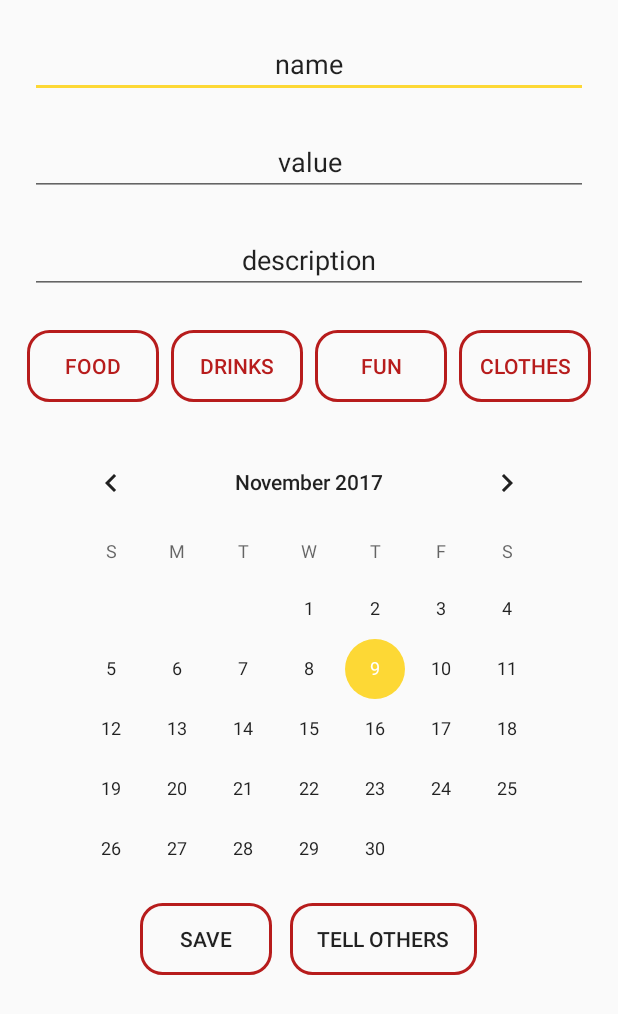
After one commit to VictorMotogna/para, an Android app: the layout activity_read_update_expense.xml on its own in the app's theme, with its tools: preview values and no code run, on a phone screen of 412 x 824 dp. The commit adds this screen. Shown: the top 1014 px of the screen. Run offline under Robolectric (Android 15) with nearby library versions, the phone set to English and light mode, and no system bars.

Commit message:
fix update

```diff
--- /dev/null
+++ b/app/src/main/res/layout/activity_read_update_expense.xml
@@ -0,0 +1,128 @@
+<?xml version="1.0" encoding="utf-8"?>
+<LinearLayout
+    xmlns:android="http://schemas.android.com/apk/res/android"
+    android:layout_width="match_parent"
+    android:layout_height="match_parent"
+    android:orientation="vertical"
+    android:layout_gravity="center">
+
+    <EditText
+        android:id="@+id/ru_expense_name"
+        android:layout_width="match_parent"
+        android:layout_height="wrap_content"
+        android:text="name"
+        android:textAlignment="center"
+        android:layout_marginLeft="20dp"
+        android:layout_marginRight="20dp"
+        android:layout_marginTop="20dp"/>
+
+    <EditText
+        android:id="@+id/ru_expense_value"
+        android:layout_width="match_parent"
+        android:layout_height="wrap_content"
+        android:text="value"
+        android:textAlignment="center"
+        android:layout_marginLeft="20dp"
+        android:layout_marginRight="20dp"
+        android:layout_marginTop="20dp"/>
+
+    <EditText
+        android:id="@+id/ru_expense_description"
+        android:layout_width="match_parent"
+        android:layout_height="wrap_content"
+        android:text="description"
+        android:textAlignment="center"
+        android:layout_marginLeft="20dp"
+        android:layout_marginRight="20dp"
+        android:layout_marginTop="20dp"
+        android:inputType="number"/>
+
+    <LinearLayout
+        android:layout_width="match_parent"
+        android:layout_height="wrap_content"
+        android:orientation="horizontal"
+        android:layout_marginTop="24dp"
+        android:layout_marginRight="12dp"
+        android:layout_marginLeft="12dp"
+        android:gravity="center">
+
+        <Button
+            android:id="@+id/category_food_button"
+            android:layout_width="wrap_content"
+            android:layout_height="wrap_content"
+            android:text="food"
+            android:background="@drawable/category_button"
+            android:layout_marginLeft="4dp"
+            android:layout_marginRight="4dp"
+            android:textColor="@color/colorPrimary"/>
+
+        <Button
+            android:id="@+id/category_drinks_button"
+            android:layout_width="wrap_content"
+            android:layout_height="wrap_content"
+            android:text="drinks"
+            android:background="@drawable/category_button"
+            android:layout_marginLeft="4dp"
+            android:layout_marginRight="4dp"
+            android:textColor="@color/colorPrimary"/>
+
+        <Button
+            android:id="@+id/category_fun_button"
+            android:layout_width="wrap_content"
+            android:layout_height="wrap_content"
+            android:text="fun"
+            android:background="@drawable/category_button"
+            android:layout_marginLeft="4dp"
+            android:layout_marginRight="4dp"
+            android:textColor="@color/colorPrimary"/>
+
+        <Button
+            android:id="@+id/category_other_button"
+            android:layout_width="wrap_content"
+            android:layout_height="wrap_content"
+            android:text="clothes"
+            android:background="@drawable/category_button"
+            android:layout_marginLeft="4dp"
+            android:layout_marginRight="4dp"
+            android:textColor="@color/colorPrimary"/>
+
+    </LinearLayout>
+
+    <CalendarView
+        android:id="@+id/calendarView2"
+        android:layout_width="wrap_content"
+        android:layout_height="wrap_content"
+        android:layout_marginTop="20dp"
+        android:layout_gravity="center_horizontal" />
+
+    <LinearLayout
+        android:layout_width="match_parent"
+        android:layout_height="wrap_content"
+        android:orientation="horizontal"
+        android:gravity="center"
+        android:layout_marginTop="-24dp">
+
+        <Button
+            android:id="@+id/save_update"
+            android:layout_width="wrap_content"
+            android:layout_height="wrap_content"
+            android:background="@drawable/rounded_button_stroke_primary"
+            android:paddingLeft="18dp"
+            android:paddingRight="18dp"
+            android:text="save"
+            android:layout_gravity="center_horizontal"
+            android:layout_marginRight="12dp"/>
+
+        <Button
+            android:id="@+id/send_mail"
+            android:layout_width="wrap_content"
+            android:layout_height="wrap_content"
+            android:background="@drawable/rounded_button_stroke_primary"
+            android:paddingLeft="18dp"
+            android:paddingRight="18dp"
+            android:text="tell others"
+            android:layout_gravity="center_horizontal"/>
+
+    </LinearLayout>
+
+</LinearLayout>
--- a/app/src/main/res/layout/item_expense.xml
+++ b/app/src/main/res/layout/item_expense.xml
@@ -16,7 +16,7 @@
         android:padding="18dp">
 
         <ImageView
-            android:id="@+id/img_photo"
+            android:id="@+id/img_category"
             android:layout_width="50dp"
             android:layout_height="50dp"
             android:scaleType="centerCrop"
@@ -30,6 +30,7 @@
             android:layout_marginLeft="32dp">
 
             <TextView
+                android:id="@+id/title_expense"
                 android:layout_width="wrap_content"
                 android:layout_height="wrap_content"
                 android:text="Pantofi Gucci"
@@ -38,6 +39,7 @@
                 android:layout_marginBottom="8dp"/>
 
             <TextView
+                android:id="@+id/description_expense"
                 android:layout_width="wrap_content"
                 android:layout_height="wrap_content"
                 android:text="Pantofi Gucci"
@@ -48,6 +50,7 @@
     </LinearLayout>
 
     <TextView
+        android:id="@+id/price_expense"
         android:layout_width="wrap_content"
         android:layout_height="wrap_content"
         android:text="0.00"
```
Also changed, not shown: app/src/main/AndroidManifest.xml (+3 -5 lines), app/src/main/java/com/example/victormotogna/para/model/Expense.java (+8 -0 lines), app/src/main/java/com/example/victormotogna/para/ui/ExpensesActivity.java (added, +67 -0 lines), app/src/main/java/com/example/victormotogna/para/ui/ReadUpdateExpenseActivity.java (added, +233 -0 lines), app/src/main/java/com/example/victormotogna/para/ui/UserProfileActivity.java (+8 -1 lines), app/src/main/java/com/example/victormotogna/para/utils/expense/ExpenseAdapter.java (+54 -6 lines), app/src/main/res/layout/activity_all_expenses.xml (added, +14 -0 lines).
